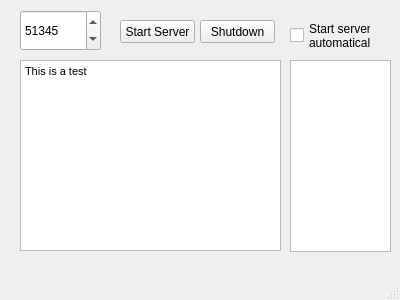
First picture: the form in DoItChattyServer/mainwindow.ui, repository k-rol/DoItChatty, before the edit.
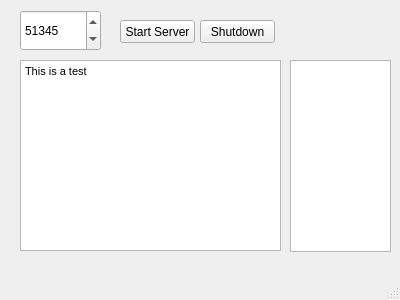
Second picture: the form after the edit.

The edit to the form file:
```diff
--- a/DoItChattyServer/mainwindow.ui
+++ b/DoItChattyServer/mainwindow.ui
@@ -59,23 +59,6 @@
      <string>Shutdown</string>
     </property>
    </widget>
-   <widget class="QCheckBox" name="autoStartCheckBox">
-    <property name="geometry">
-     <rect>
-      <x>290</x>
-      <y>10</y>
-      <width>81</width>
-      <height>51</height>
-     </rect>
-    </property>
-    <property name="text">
-     <string>Start server 
-automatically</string>
-    </property>
-    <property name="tristate">
-     <bool>false</bool>
-    </property>
-   </widget>
    <widget class="QListView" name="userListView">
     <property name="geometry">
      <rect>
```
